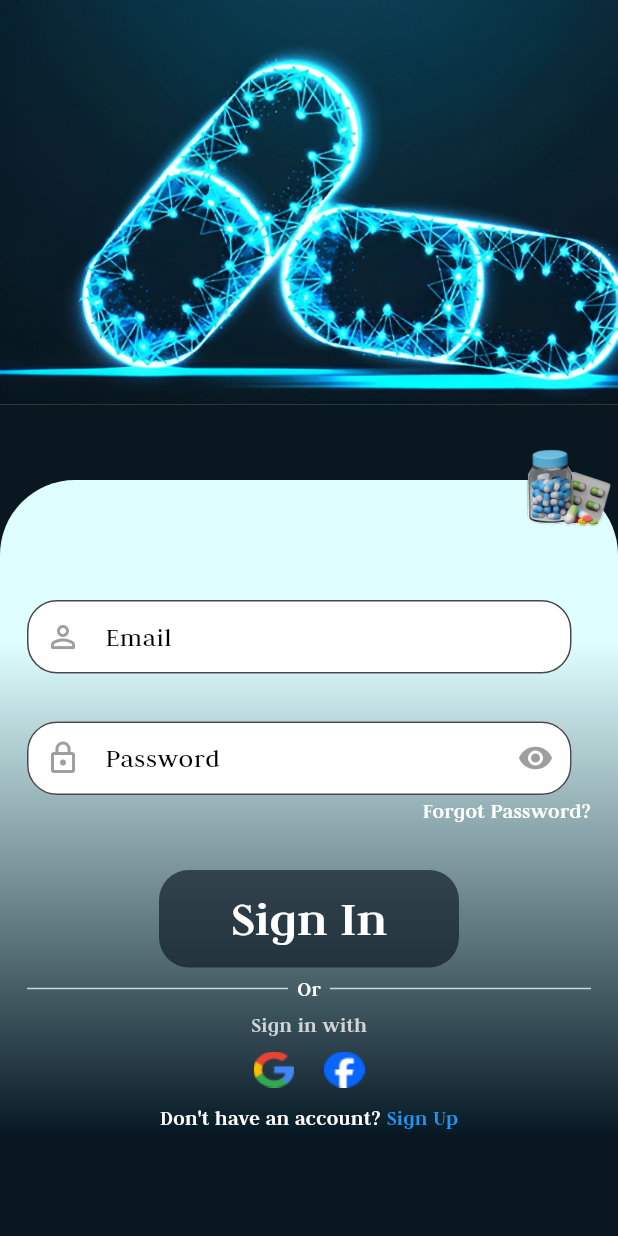
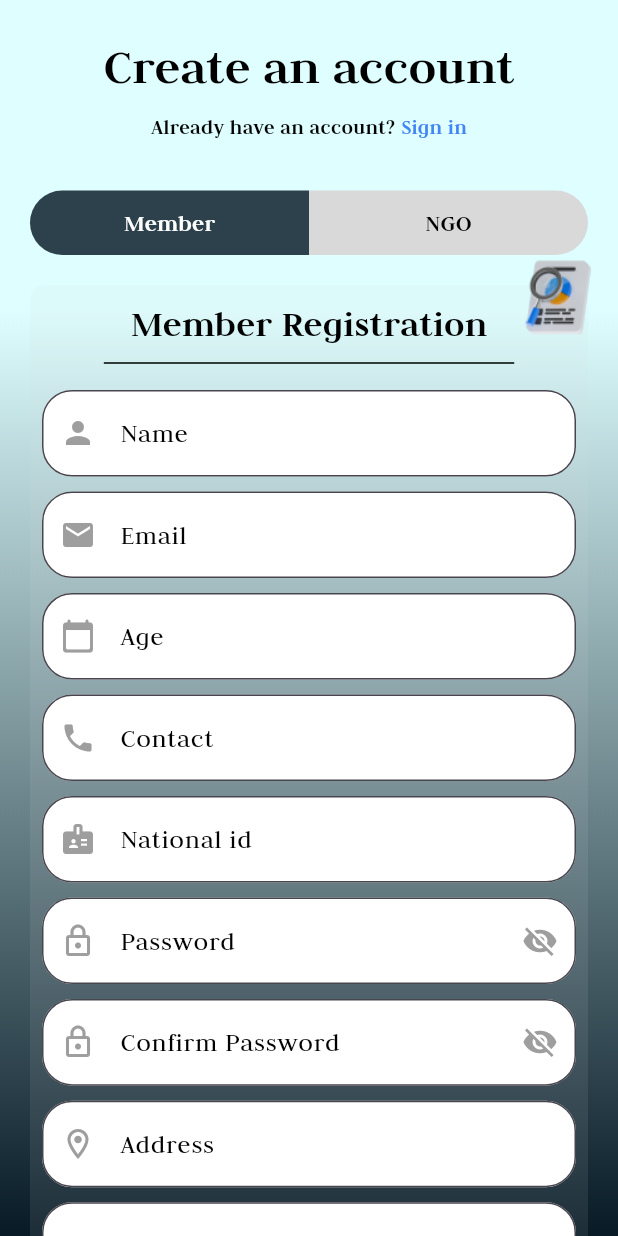
Before and after one commit to Mahmoud031/graduation_project, a Flutter app: the screen it shows after launch, after a tap on "Skip", after a tap on "Sign Up", on a phone screen of 412 x 824 dp. Run offline on Flutter 3.47's test engine with Material 3 defaults, Android fonts, the phone set to English and light mode, and no system bars; our stand-ins replace dots_indicator, shared_preferences.

Commit message:
sign up ui done

```diff
--- a/lib/core/helper_functions/on_generate_routes.dart
+++ b/lib/core/helper_functions/on_generate_routes.dart
@@ -1,5 +1,7 @@
 import 'package:flutter/material.dart';
 import 'package:graduation_project/features/auth/presentation/views/login_view.dart';
+import 'package:graduation_project/features/auth/presentation/views/sign_up_ngo_view.dart';
+import 'package:graduation_project/features/auth/presentation/views/sign_up_view.dart';
 import 'package:graduation_project/features/on_boarding/presentation/views/on_boarding_view.dart';
 import 'package:graduation_project/features/splash/presentation/views/splash_view.dart';
 
@@ -11,6 +13,10 @@ Route<dynamic> onGenerateRoutes(RouteSettings settings) {
       return MaterialPageRoute(builder: (_) => const OnBoardingView());
     case LoginView.routeName:
       return MaterialPageRoute(builder: (_) => const LoginView());
+    case SignUpView.routeName:
+      return MaterialPageRoute(builder: (_) => const SignUpView());
+    case SignUpNgoView.routeName:
+      return MaterialPageRoute(builder: (_) => const SignUpNgoView());
     default:
       return MaterialPageRoute(builder: (_) => const SplashView());
   }
--- a/lib/core/utils/app_images.dart
+++ b/lib/core/utils/app_images.dart
@@ -8,4 +8,5 @@ abstract class AppImages {
   static const String loginViewImage = 'assets/images/loginImages/image 1 (1).png';
   static const String loginViewFacebook = 'assets/images/loginImages/Social Icons.png';
   static const String loginViewGoogle = 'assets/images/loginImages/Vector.png';
+  static const String signUpViewIcon = 'assets/images/signUpIcon.png';
 }
--- a/lib/core/utils/app_text_styles.dart
+++ b/lib/core/utils/app_text_styles.dart
@@ -1,6 +1,11 @@
 import 'package:flutter/material.dart';
 
 abstract class TextStyles {
+  static const TextStyle textstyle34 = TextStyle(
+    color: Colors.black,
+    fontSize: 34,
+    fontWeight: FontWeight.bold,
+  );
   static const TextStyle textstyle30 = TextStyle(
     color: Colors.white,
     fontSize: 30,
@@ -20,4 +25,9 @@ abstract class TextStyles {
     fontSize: 14,
     fontWeight: FontWeight.bold,
   );
+  static const TextStyle textstyle16 = TextStyle(
+    fontSize: 16,
+    fontFamily: 'Judson',
+    fontWeight: FontWeight.bold,
+  );
 }
--- a/lib/core/widgets/custom_text_field.dart
+++ b/lib/core/widgets/custom_text_field.dart
@@ -8,7 +8,8 @@ class CustomTextFormField extends StatelessWidget {
     this.prefixIcon,
     this.suffixIcon,
     this.obscureText = false,
-    this.labelText, required this.textInputType,
+    this.labelText,
+    this.textInputType,
   });
   final String hintText;
   final double size;
@@ -16,12 +17,12 @@ class CustomTextFormField extends StatelessWidget {
   final IconData? suffixIcon;
   final bool obscureText;
   final String? labelText;
-  final TextInputType textInputType;
+  final TextInputType? textInputType;
   @override
   Widget build(BuildContext context) {
     return SizedBox(
-      height: 49,
-      width: 363,
+      height: MediaQuery.of(context).size.height * 0.07,
+      width: MediaQuery.of(context).size.width * 0.9,
       child: TextFormField(
         keyboardType: textInputType,
         obscureText: obscureText,
--- a/lib/core/widgets/dont_have_account.dart
+++ b/lib/core/widgets/dont_have_account.dart
@@ -1,5 +1,6 @@
 import 'package:flutter/material.dart';
 import 'package:graduation_project/core/utils/app_text_styles.dart';
+import 'package:graduation_project/features/auth/presentation/views/sign_up_view.dart';
 
 class DontHaveAccount extends StatelessWidget {
   const DontHaveAccount({super.key});
@@ -9,17 +10,17 @@ class DontHaveAccount extends StatelessWidget {
     return Row(
       mainAxisAlignment: MainAxisAlignment.center,
       children: [
-                              const Text("Don't have an account?",
-                                  style: TextStyles.textstyle14),
+        const Text("Don't have an account?", style: TextStyles.textstyle14),
         const SizedBox(
           width: 4,
         ),
         GestureDetector(
-                                  onTap: () {},
+            onTap: () {
+              Navigator.pushNamed(context, SignUpView.routeName);
+            },
             child: Text('Sign Up',
                 textAlign: TextAlign.center,
-                                      style: TextStyles.textstyle14
-                                          .copyWith(color: Colors.blue))),
+                style: TextStyles.textstyle14.copyWith(color: Colors.blue))),
       ],
     );
   }
--- /dev/null
+++ b/lib/features/auth/presentation/views/sign_up_view.dart
@@ -0,0 +1,14 @@
+import 'package:flutter/material.dart';
+
+import 'widgets/sign_up_view_body.dart';
+
+class SignUpView extends StatelessWidget {
+  const SignUpView({super.key});
+  static const routeName = 'signUp';
+  @override
+  Widget build(BuildContext context) {
+    return Scaffold(
+      body: const SignUpViewBody(),
+    );
+  }
+}
--- /dev/null
+++ b/lib/features/auth/presentation/views/widgets/check_box.dart
@@ -0,0 +1,25 @@
+import 'package:flutter/material.dart';
+
+class CheckBox extends StatefulWidget {
+  const CheckBox({super.key});
+
+  @override
+  State<CheckBox> createState() => _CheckBoxState();
+}
+
+class _CheckBoxState extends State<CheckBox> {
+  bool isChecked = false;
+
+  @override
+  Widget build(BuildContext context) {
+    return Checkbox(
+      shape: RoundedRectangleBorder(borderRadius: BorderRadius.circular(5)),
+      value: isChecked,
+      onChanged: (value) {
+        setState(() {
+          isChecked = value!; // Toggle checkbox state
+        });
+      },
+    );
+  }
+}
--- /dev/null
+++ b/lib/features/auth/presentation/views/widgets/donor_type_drop_down.dart
@@ -0,0 +1,50 @@
+import 'package:flutter/material.dart';
+import 'package:graduation_project/core/utils/app_text_styles.dart';
+
+class DonorTypeDropdown extends StatefulWidget {
+  const DonorTypeDropdown({super.key});
+
+  @override
+  _DonorTypeDropdownState createState() => _DonorTypeDropdownState();
+}
+
+class _DonorTypeDropdownState extends State<DonorTypeDropdown> {
+  final List<String> donorTypes = [
+    "Individual",
+    "Care Center",
+    "Patient",
+    "Pharmacies",
+    "Wholesalers",
+    "Manufacturers"
+  ];
+
+  String? selectedDonorType; // Holds selected value
+
+  @override
+  Widget build(BuildContext context) {
+    return DropdownButtonFormField<String>(
+      decoration: InputDecoration(
+        labelText: "Donor Type",
+        labelStyle: TextStyles.textstyle18.copyWith(color: Colors.black),
+        border: OutlineInputBorder(borderRadius: BorderRadius.circular(20)),
+        filled: true,
+        fillColor: Colors.white,
+      ),
+      value: selectedDonorType,
+      items: donorTypes.map((type) {
+        return DropdownMenuItem<String>(
+          value: type,
+          child: Text(
+            type,
+            style: TextStyles.textstyle18.copyWith(color: Colors.black),
+          ),
+        );
+      }).toList(),
+      onChanged: (value) {
+        setState(() {
+          selectedDonorType = value;
+        });
+      },
+    );
+  }
+}
--- a/lib/features/auth/presentation/views/widgets/login_view_body.dart
+++ b/lib/features/auth/presentation/views/widgets/login_view_body.dart
@@ -22,14 +22,14 @@ class LoginViewBody extends StatelessWidget {
               Image.asset(
                 AppImages.loginViewImage,
                 width: double.infinity,
-                height: 270,
+                height: MediaQuery.of(context).size.height * 0.35,
                 fit: BoxFit.fill,
               ),
               SizedBox(
                 height: 50,
               ),
               Container(
-                width: 412,
+                width: double.infinity,
                 decoration: ShapeDecoration(
                   gradient: AppColors.primaryGradient,
                   shape: RoundedRectangleBorder(
@@ -48,7 +48,7 @@ class LoginViewBody extends StatelessWidget {
                         crossAxisAlignment: CrossAxisAlignment.start,
                         children: [
                           const SizedBox(
-                            height: 80,
+                            height: 70,
                           ),
                           const CustomTextFormField(
                             labelText: 'Email',
@@ -81,7 +81,8 @@ class LoginViewBody extends StatelessWidget {
                           ),
                           CustomButton(
                             text: "Sign In",
-                            size: Size(200, 52),
+                            size: Size(MediaQuery.of(context).size.width * 0.6,
+                                MediaQuery.of(context).size.height * 0.07),
                             onPressed: () {},
                           ),
                           SizedBox(
--- /dev/null
+++ b/lib/features/auth/presentation/views/widgets/memer_ngo_toggle.dart
@@ -0,0 +1,74 @@
+import 'package:flutter/material.dart';
+import 'package:graduation_project/features/auth/presentation/views/sign_up_ngo_view.dart';
+import 'package:graduation_project/features/auth/presentation/views/sign_up_view.dart';
+
+class MemebrToggle extends StatelessWidget {
+  const MemebrToggle({
+    super.key,
+    required this.isMemberSelected,
+  });
+
+  final bool isMemberSelected;
+
+  @override
+  Widget build(BuildContext context) {
+    return Row(
+      children: [
+        Expanded(
+          child: GestureDetector(
+            onTap: () {
+              Navigator.pushReplacementNamed(context, SignUpView.routeName);
+            },
+            child: Container(
+              padding: const EdgeInsets.symmetric(vertical: 10),
+              decoration: BoxDecoration(
+                color: isMemberSelected ? const Color(0xFF2C414B) : const Color(0xffD9D9D9),
+                borderRadius: const BorderRadius.only(
+                  topLeft: Radius.circular(40),
+                  bottomLeft: Radius.circular(40),
+                ),
+              ),
+              child: Center(
+                child: Text(
+                  'Member',
+                  style: TextStyle(
+                    color: isMemberSelected ? Colors.white : Colors.black,
+                    fontSize: 16,
+                    fontWeight: FontWeight.bold,
+                  ),
+                ),
+              ),
+            ),
+          ),
+        ),
+        Expanded(
+          child: GestureDetector(
+            onTap: () {
+              Navigator.pushReplacementNamed(context, SignUpNgoView.routeName);
+            },
+            child: Container(
+              padding: const EdgeInsets.symmetric(vertical: 10),
+              decoration: BoxDecoration(
+                color: isMemberSelected ? const Color(0xffD9D9D9) : const Color(0xFF2C414B),
+                borderRadius: const BorderRadius.only(
+                  topRight: Radius.circular(40),
+                  bottomRight: Radius.circular(40),
+                ),
+              ),
+              child: Center(
+                child: Text(
+                  'NGO',
+                  style: TextStyle(
+                    color: isMemberSelected ? Colors.black : Colors.white,
+                    fontSize: 16,
+                    fontWeight: FontWeight.bold,
+                  ),
+                ),
+              ),
+            ),
+          ),
+        ),
+      ],
+    );
+  }
+}
--- /dev/null
+++ b/lib/features/auth/presentation/views/widgets/sign_up_view_body.dart
@@ -0,0 +1,161 @@
+import 'package:flutter/material.dart';
+import 'package:graduation_project/core/utils/app_colors.dart';
+import 'package:graduation_project/core/utils/app_images.dart';
+import 'package:graduation_project/core/utils/app_text_styles.dart';
+import 'package:graduation_project/core/widgets/custom_button.dart';
+import 'package:graduation_project/core/widgets/custom_text_field.dart';
+import 'package:graduation_project/features/auth/presentation/views/login_view.dart';
+import 'package:graduation_project/features/auth/presentation/views/widgets/terms_and_conditions.dart';
+
+import 'donor_type_drop_down.dart';
+import 'memer_ngo_toggle.dart';
+
+class SignUpViewBody extends StatelessWidget {
+  const SignUpViewBody({super.key});
+
+  @override
+  Widget build(BuildContext context) {
+    return Container(
+      decoration: const BoxDecoration(gradient: AppColors.primaryGradient),
+      child: SafeArea(
+        child: Center(
+          child: SingleChildScrollView(
+            padding: const EdgeInsets.symmetric(horizontal: 20, vertical: 20),
+            child: Column(
+              crossAxisAlignment: CrossAxisAlignment.center,
+              children: [
+                const Text(
+                  'Create an account',
+                  style: TextStyles.textstyle34,
+                ),
+                const SizedBox(height: 5),
+                GestureDetector(
+                  onTap: () {
+                    Navigator.pushNamed(context, LoginView.routeName);
+                  },
+                  child: Row(
+                    mainAxisAlignment: MainAxisAlignment.center,
+                    children: [
+                      Text('Already have an account?',
+                          style: TextStyles.textstyle14
+                              .copyWith(color: Colors.black)),
+                      SizedBox(
+                        width: 4,
+                      ),
+                      Text('Sign in',
+                          style: TextStyles.textstyle14
+                              .copyWith(color: Color(0xFF4285F4))),
+                    ],
+                  ),
+                ),
+                SizedBox(
+                  height: 33,
+                ),
+                MemebrToggle(
+                  isMemberSelected: true,
+                ),
+                const SizedBox(height: 20),
+                Stack(clipBehavior: Clip.none, children: [
+                  Container(
+                    decoration: BoxDecoration(
+                        color: const Color(0xffD9D9D9).withOpacity(0.1),
+                        borderRadius: BorderRadius.circular(10)),
+                    child: Padding(
+                      padding: const EdgeInsets.symmetric(
+                          horizontal: 8.0, vertical: 8),
+                      child: Column(
+                        children: [
+                          Text('Member Registration',
+                              style: TextStyles.textstyle25.copyWith(
+                                color: Colors.black,
+                              )),
+                          Divider(
+                            color: Colors.black,
+                            indent: MediaQuery.of(context).size.width * 0.1,
+                            endIndent: MediaQuery.of(context).size.width * 0.1,
+                          ),
+                          const SizedBox(height: 10),
+                          const CustomTextFormField(
+                            hintText: 'Enter Full Name',
+                            labelText: 'Name',
+                            prefixIcon: Icons.person,
+                          ),
+                          const SizedBox(height: 10),
+                          const CustomTextFormField(
+                            hintText: 'Enter Email',
+                            labelText: 'Email',
+                            prefixIcon: Icons.email,
+                          ),
+                          const SizedBox(height: 10),
+                          const CustomTextFormField(
+                            hintText: 'Enter Age',
+                            labelText: 'Age',
+                            prefixIcon: Icons.calendar_today_rounded,
+                          ),
+                          const SizedBox(height: 10),
+                          const CustomTextFormField(
+                            hintText: 'Enter phone number',
+                            labelText: 'Contact',
+                            prefixIcon: Icons.phone,
+                          ),
+                          const SizedBox(height: 10),
+                          const CustomTextFormField(
+                            hintText: 'National id',
+                            labelText: 'National id',
+                            prefixIcon: Icons.badge,
+                          ),
+                          const SizedBox(height: 10),
+                          const CustomTextFormField(
+                            hintText: 'Enter Password',
+                            labelText: 'Password',
+                            prefixIcon: Icons.lock_outlined,
+                            suffixIcon: Icons.visibility_off,
+                            obscureText: true,
+                          ),
+                          const SizedBox(height: 10),
+                          const CustomTextFormField(
+                            hintText: 'Confirm Password',
+                            labelText: 'Confirm Password',
+                            prefixIcon: Icons.lock_outlined,
+                            suffixIcon: Icons.visibility_off,
+                            obscureText: true,
+                          ),
+                          const SizedBox(height: 10),
+                          const CustomTextFormField(
+                            hintText: 'Enter Address',
+                            labelText: 'Address',
+                            prefixIcon: Icons.location_on_outlined,
+                          ),
+                          const SizedBox(height: 10),
+                          DonorTypeDropdown(),
+                          const SizedBox(height: 10),
+                          TermsAndConditions(),
+                          const SizedBox(height: 10),
+                          CustomButton(
+                            text: "Sign Up",
+                            size: Size(MediaQuery.of(context).size.width * 0.55,
+                                MediaQuery.of(context).size.height * 0.06),
+                            onPressed: () {},
+                          ),
+                        ],
+                      ),
+                    ),
+                  ),
+                  Positioned(
+                    top: MediaQuery.of(context).size.height * -0.04,
+                    right: -7,
+                    child: Image.asset(
+                      AppImages.signUpViewIcon,
+                      height: MediaQuery.of(context).size.height * 0.1,
+                      width: MediaQuery.of(context).size.width * 0.13,
+                    ),
+                  ),
+                ]),
+              ],
+            ),
+          ),
+        ),
+      ),
+    );
+  }
+}
--- /dev/null
+++ b/lib/features/auth/presentation/views/widgets/terms_and_conditions.dart
@@ -0,0 +1,31 @@
+import 'package:flutter/material.dart';
+import 'package:graduation_project/core/utils/app_text_styles.dart';
+
+import 'check_box.dart';
+
+class TermsAndConditions extends StatelessWidget {
+  const TermsAndConditions({super.key});
+
+  @override
+  Widget build(BuildContext context) {
+    return Row(
+      children: [
+        Transform.scale(
+            scale: 1.3,
+            child: CheckBox()
+            ),
+        SizedBox(
+          width: MediaQuery.of(context).size.width * 0.7,
+          child: Text.rich(TextSpan(children: [
+            TextSpan(
+                text: 'By creating an account, you agree to ',
+                style: TextStyles.textstyle14),
+            TextSpan(
+                text: 'our terms and conditions',
+                style: TextStyles.textstyle14.copyWith(color: Colors.blue)),
+          ])),
+        )
+      ],
+    );
+  }
+}
```
Also changed, not shown: lib/features/auth/presentation/views/sign_up_ngo_view.dart (added, +12 -0 lines), lib/features/auth/presentation/views/widgets/sign_up_ngo_body_view.dart (added, +152 -0 lines), assets/images/signUpIcon.png (added). Lines whose indentation alone changed are shown as unchanged.
